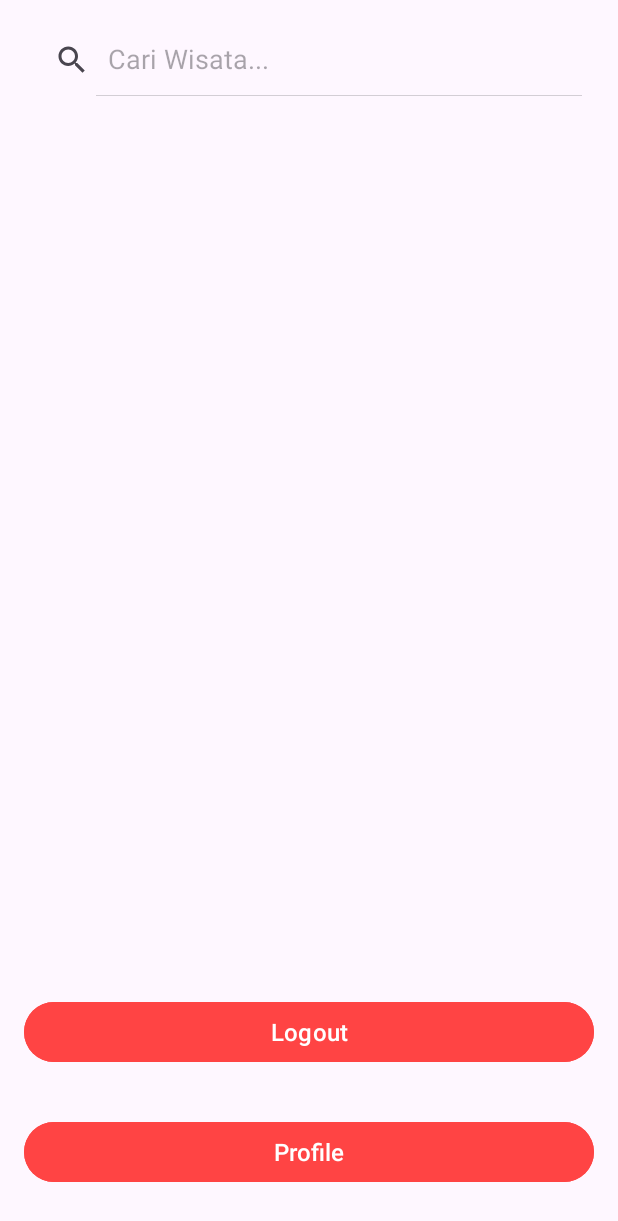
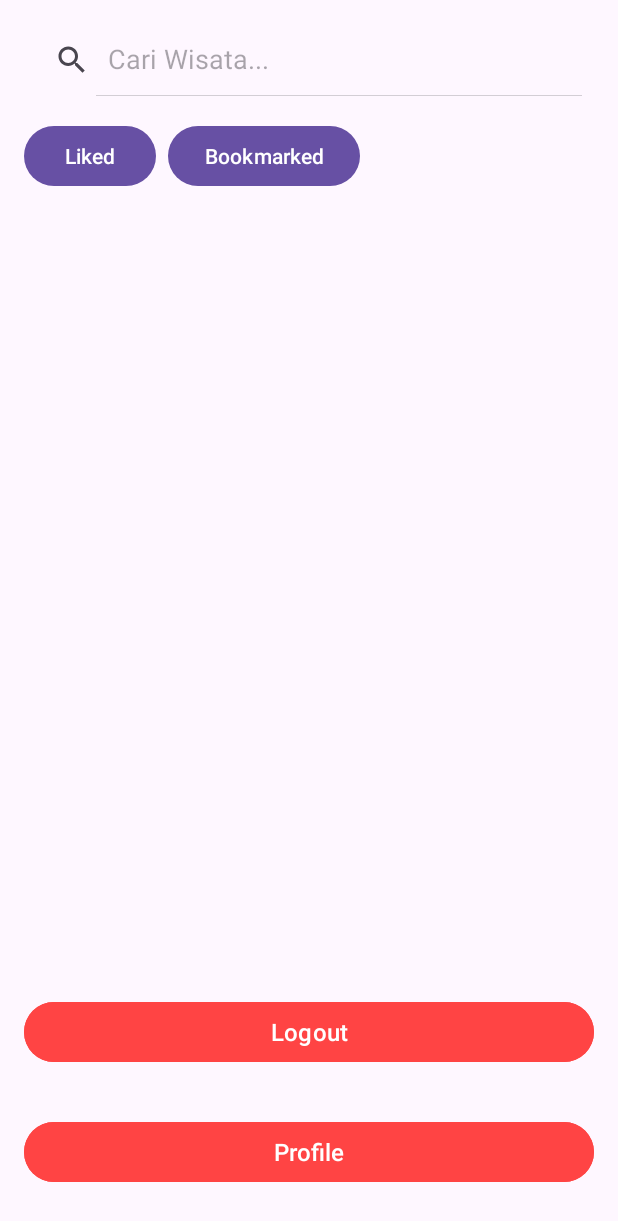
Before and after one commit to Radiaas/final-project-middle, an Android app: the WisataActivity screen opened directly, with no data from a screen before it, on a phone screen of 412 x 824 dp. Shown: the top 1221 px of the screen. Run offline under Robolectric (Android 15) with nearby library versions, the phone set to English and light mode, and no system bars; pictures from the network do not load.

Commit message:
finishing bookmark

```diff
--- a/app/src/main/java/com/example/finalprojectmiddle/WisataActivity.kt
+++ b/app/src/main/java/com/example/finalprojectmiddle/WisataActivity.kt
@@ -24,6 +24,7 @@ class WisataActivity : AppCompatActivity() {
     private lateinit var textNoData: TextView
     private lateinit var btnLogout: Button
     private lateinit var btnProfile: Button
+    private lateinit var btnFilterBookmarked: Button
 
     override fun onCreate(savedInstanceState: Bundle?) {
         super.onCreate(savedInstanceState)
@@ -34,6 +35,18 @@ class WisataActivity : AppCompatActivity() {
         observeViewModel()
         handleSearch()
         handleLogout()
+
+        btnFilterBookmarked = findViewById(R.id.btnFilterBookmarked)
+
+        btnFilterBookmarked.setOnClickListener {
+            val token = getToken()
+            if (token.isNotEmpty()) {
+                wisataViewModel.toggleBookmarkedWisata(token)
+            } else {
+                showToast("Token tidak ditemukan, silakan login ulang.")
+            }
+        }
+
 
         btnProfile.setOnClickListener {
             showProfileDialog()
--- a/app/src/main/res/layout/activity_wisata.xml
+++ b/app/src/main/res/layout/activity_wisata.xml
@@ -11,6 +11,27 @@
         android:layout_height="wrap_content"
         android:queryHint="Cari Wisata..."
         android:iconifiedByDefault="false"/>
+
+    <LinearLayout
+        android:layout_width="wrap_content"
+        android:layout_height="wrap_content"
+        android:orientation="horizontal"
+        android:layout_marginTop="16dp"
+        android:gravity="center">
+
+        <Button
+            android:id="@+id/btnFilterLiked"
+            android:layout_width="wrap_content"
+            android:layout_height="wrap_content"
+            android:text="Liked"/>
+
+        <Button
+            android:id="@+id/btnFilterBookmarked"
+            android:layout_width="wrap_content"
+            android:layout_height="wrap_content"
+            android:text="Bookmarked"
+            android:layout_marginStart="8dp"/>
+    </LinearLayout>
 
     <androidx.recyclerview.widget.RecyclerView
         android:id="@+id/recyclerView"
```
Also changed, not shown: app/src/main/java/com/example/finalprojectmiddle/ApiService.kt (+7 -0 lines), app/src/main/java/com/example/finalprojectmiddle/WisataResponse.kt (+14 -0 lines), app/src/main/java/com/example/finalprojectmiddle/WisataViewModel.kt (+40 -0 lines).
